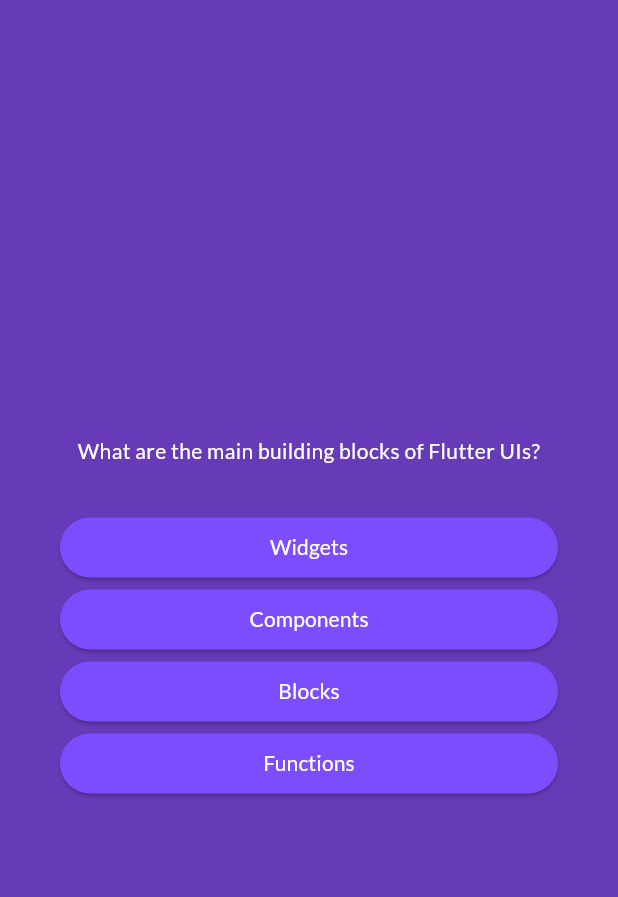
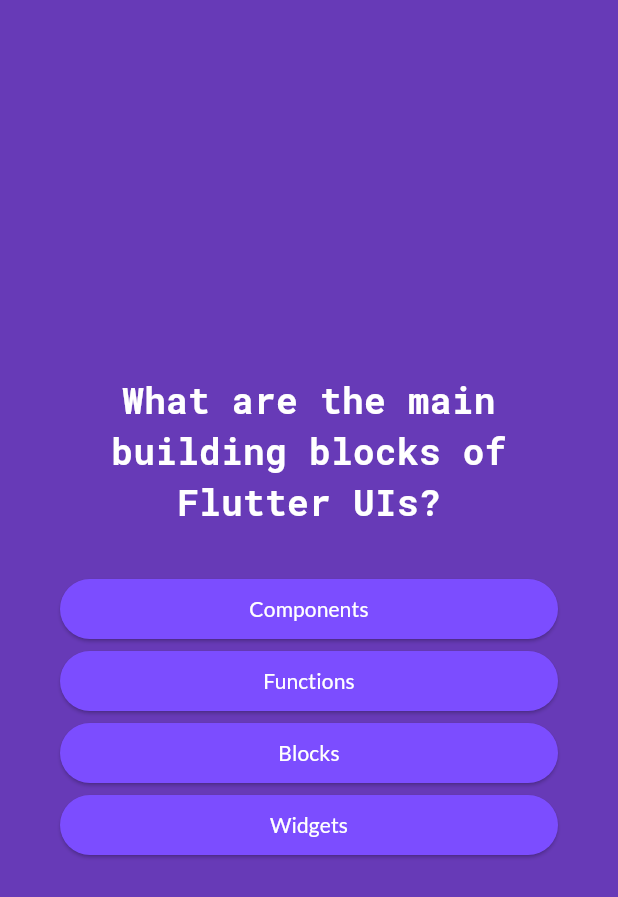
Before and after one commit to kim-hyunjin/hello-flutter, a Flutter app: the screen it shows after launch, after a tap on "Start Quiz", on a phone screen of 412 x 824 dp. Shown: the top 897 px of the screen. Run offline on Flutter 3.47's test engine with Material 2 defaults, Android fonts, the phone set to English and light mode, and no system bars; our stand-ins replace google_fonts.

Commit message:
shuffle quiz options

```diff
--- a/quiz_app/lib/answer_button.dart
+++ b/quiz_app/lib/answer_button.dart
@@ -25,7 +25,10 @@ class AnswerButton extends StatelessWidget {
           borderRadius: BorderRadius.circular(40),
         ),
       ),
-      child: Text(text),
+      child: Text(
+        text,
+        textAlign: TextAlign.center,
+      ),
     );
   }
 }
--- a/quiz_app/lib/models/quiz.dart
+++ b/quiz_app/lib/models/quiz.dart
@@ -7,4 +7,10 @@ class Quiz {
   final String question;
   final List<String> options;
   final String correctAnswer;
+
+  List<String> getShuffledOptions() {
+    var returnedList = List.of(options);
+    returnedList.shuffle();
+    return returnedList;
+  }
 }
--- a/quiz_app/lib/question_screen.dart
+++ b/quiz_app/lib/question_screen.dart
@@ -2,6 +2,7 @@ import 'package:flutter/material.dart';
 import 'package:quiz_app/answer_button.dart';
 import 'package:quiz_app/data/quiz_list.dart';
 import 'package:quiz_app/models/quiz.dart';
+import 'package:google_fonts/google_fonts.dart';
 
 class QuestionScreen extends StatefulWidget {
   const QuestionScreen({super.key});
@@ -14,6 +15,15 @@ class QuestionScreen extends StatefulWidget {
 
 class _QuiestionSreenState extends State<QuestionScreen> {
   int currentQuizIndex = 0;
+  int maxQuizIndex = quizList.length - 1;
+
+  void goToNextQuiz() {
+    if (currentQuizIndex < maxQuizIndex) {
+      setState(() {
+        currentQuizIndex++;
+      });
+    }
+  }
 
   @override
   Widget build(BuildContext context) {
@@ -28,16 +38,22 @@ class _QuiestionSreenState extends State<QuestionScreen> {
           children: [
             Text(
               currentQuiz.question,
-              style: const TextStyle(
+              style: GoogleFonts.robotoMono(
                 color: Colors.white,
+                fontSize: 24,
+                fontWeight: FontWeight.bold,
               ),
               textAlign: TextAlign.center,
             ),
             const SizedBox(
               height: 30,
             ),
-            ...currentQuiz.options
-                .map((e) => AnswerButton(text: e, onTab: () {})),
+            ...currentQuiz.getShuffledOptions().map((e) => AnswerButton(
+                  text: e,
+                  onTab: () {
+                    goToNextQuiz();
+                  },
+                )),
           ],
         ),
       ),
```
